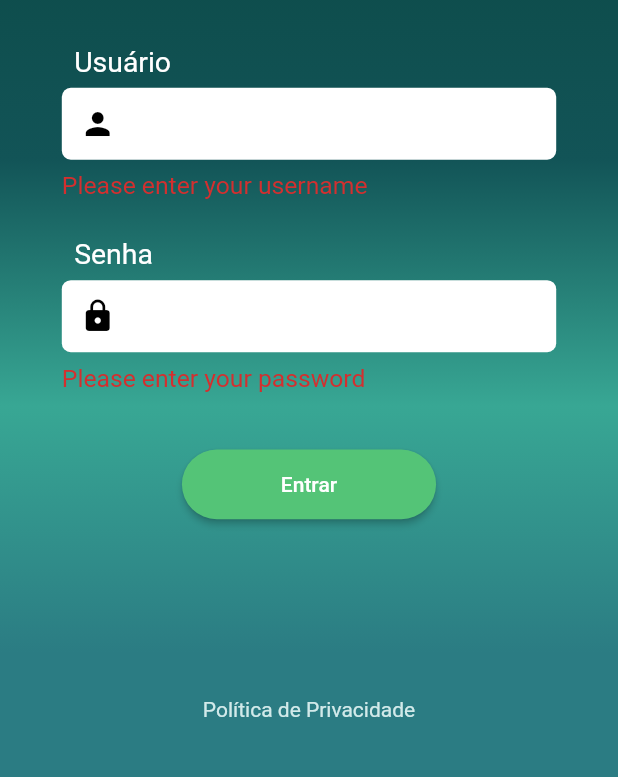
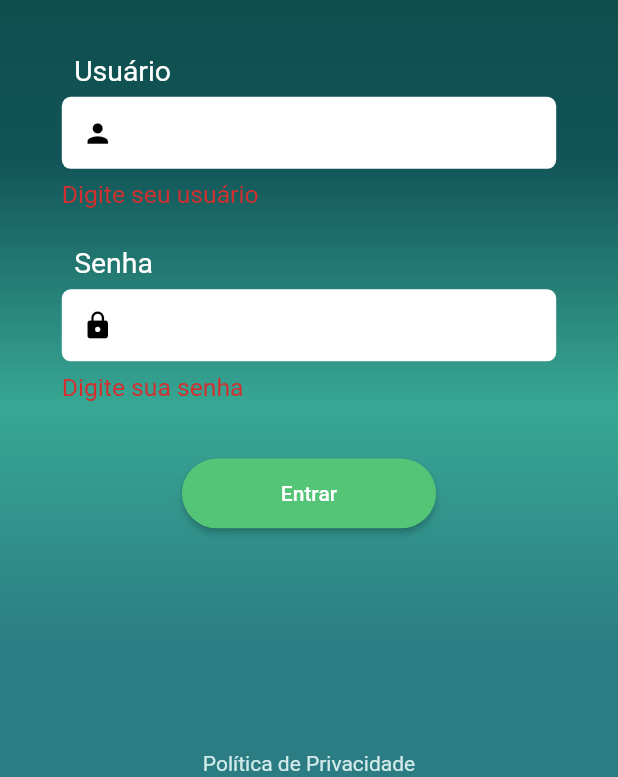
Before and after one commit to endyjams/LoginPage, a Flutter app: the screen it shows after launch, after a tap on "Entrar", on a phone screen of 412 x 824 dp, the part 459-1236 px from its top. Run offline on Flutter 3.47's test engine with Material 2 defaults, Android fonts, the phone set to English and light mode, and no system bars; our stand-ins replace flutter_mobx, mobx; generated files the repository leaves out were written again.

Commit message:
fix: fixing text overlap when keyboard is open

```diff
--- a/lib/features/authentication/presentation/view/login_page.dart
+++ b/lib/features/authentication/presentation/view/login_page.dart
@@ -17,20 +17,20 @@ class LoginPage extends StatelessWidget {
   @override
   Widget build(BuildContext context) {
     return Scaffold(
+      resizeToAvoidBottomInset: true,
       body: LayoutBuilder(builder: (context, constraints) {
         return Container(
           constraints: BoxConstraints(
-            minHeight: constraints.maxHeight,
-            minWidth: constraints.maxWidth
+              minHeight: constraints.maxHeight,
+              minWidth: constraints.maxWidth
           ),
           decoration: BoxDecoration(
             gradient: gradientBackground(),
           ),
-          child: Stack(
-            children: [
-              Align(
-                alignment: Alignment.topCenter,
-                child: Padding(
+          child: SingleChildScrollView(
+            child: Column(
+              children: [
+                Padding(
                   padding: EdgeInsets.only(
                       top: MediaQuery.of(context).size.height * 0.02),
                   child: Image.asset(
@@ -41,14 +41,9 @@ class LoginPage extends StatelessWidget {
                         0.35, // Specify your desired height
                   ),
                 ),
-              ),
-              const Align(
-                alignment: Alignment.center,
-                child: LoginForm(),
-              ),
-              Align(
-                alignment: Alignment.bottomCenter,
-                child: InkWell(
+                LoginForm(),
+                SizedBox(height: MediaQuery.of(context).size.height * 0.18),
+                InkWell(
                   onTap: () => _launchURL(Uri.parse('https://www.google.com')),
                   child: Padding(
                     padding: EdgeInsets.only(
@@ -61,8 +56,8 @@ class LoginPage extends StatelessWidget {
                     ),
                   ),
                 ),
-              ),
-            ],
+              ],
+            ),
           ),
         );
       }),
--- a/lib/features/authentication/presentation/widgets/login_form.dart
+++ b/lib/features/authentication/presentation/widgets/login_form.dart
@@ -44,9 +44,10 @@ class LoginForm extends StatelessWidget {
                     vertical: MediaQuery.of(context).size.height * 0.01,
                   ),
                   floatingLabelBehavior: FloatingLabelBehavior.never,
-                  prefixIcon: const Icon(
+                  prefixIcon: Icon(
                     Icons.person,
                     color: Colors.black,
+                    size: MediaQuery.of(context).size.height * 0.025,
                   ),
                   errorText: loginStore.usernameError,
                   errorStyle: TextStyle(fontSize: MediaQuery.of(context).size.height * 0.02),
@@ -98,9 +99,10 @@ class LoginForm extends StatelessWidget {
                     vertical: MediaQuery.of(context).size.height * 0.01,
                   ),
                   floatingLabelBehavior: FloatingLabelBehavior.never,
-                  prefixIcon: const Icon(
+                  prefixIcon: Icon(
                     Icons.lock,
                     color: Colors.black,
+                    size: MediaQuery.of(context).size.height * 0.025,
                   ),
                   filled: true,
                   fillColor: Colors.white,
@@ -140,9 +142,8 @@ class LoginForm extends StatelessWidget {
     }
 
     return Column(
-      mainAxisSize: MainAxisSize.min,
       children: <Widget>[
-        SizedBox(height: MediaQuery.of(context).size.height * 0.2),
+        SizedBox(height: MediaQuery.of(context).size.height * 0.045),
         buildLoginForm(),
         SizedBox(height: MediaQuery.of(context).size.height * 0.03),
         buildPasswordForm(),
--- a/lib/features/authentication/state/login_store.dart
+++ b/lib/features/authentication/state/login_store.dart
@@ -37,10 +37,10 @@ abstract class _LoginStore with Store {
   @action
   void validateUsername() {
     if (username.isEmpty) {
-      usernameError = 'Please enter your username';
+      usernameError = 'Digite seu usuário';
     } else if (!isUsernameValid) {
       usernameError =
-          'Username cannot exceed 20 characters\nand cannot end with space';
+          'Usuário não pode exceder 20 caracteres\ne não pode terminar com espaço';
     } else {
       usernameError = null;
     }
@@ -49,10 +49,10 @@ abstract class _LoginStore with Store {
   @action
   void validatePassword() {
     if (password.isEmpty) {
-      passwordError = 'Please enter your password';
+      passwordError = 'Digite sua senha';
     } else if (!isPasswordValid) {
       passwordError =
-          'Password must be at least 2 characters long,\nno special characters, and less than 20 characters\nand cannot end with space';
+          'A senha deve ter ao menos 2 caracteres,\nsem caracteres especiais, menos de 20 caracteres\ne não pode terminar com espaço';
     } else {
       passwordError = null;
     }
```
Also changed, not shown: 57 other files.
